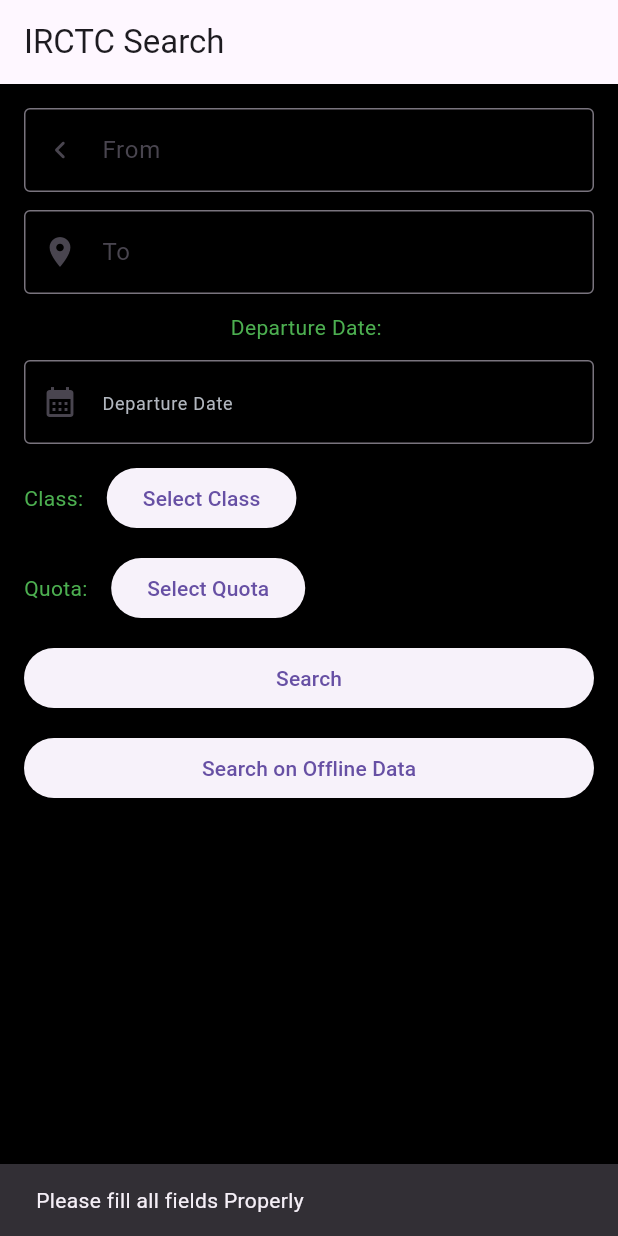
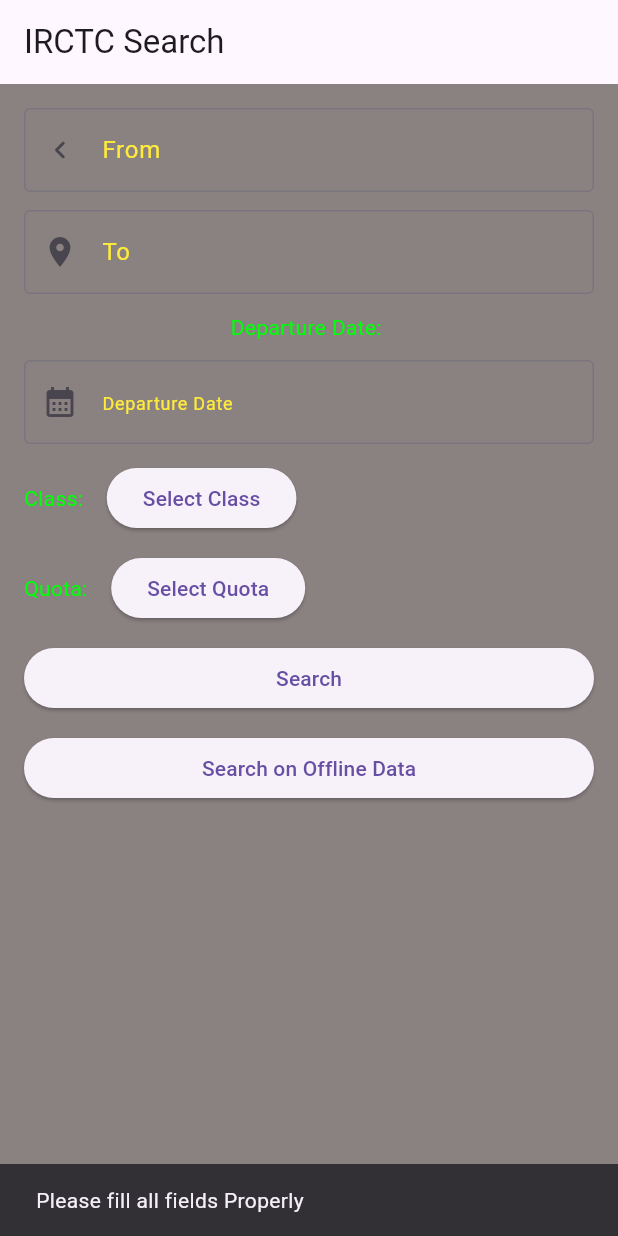
Before and after one commit to Jdayasagar77/rail_book_pip, a Flutter app: the HomeTab screen opened directly, after a tap on "Search", on a phone screen of 412 x 824 dp. Run offline on Flutter 3.47's test engine with Material 3 defaults, Android fonts, the phone set to English and light mode, and no system bars; our stand-ins replace cloud_firestore, firebase_auth, firebase_core, fluttertoast, image_picker, loading_animation_widget and 1 more; missing offline and left inert: razorpay_flutter; accounts and stored records are empty.

Commit message:
New Commit

```diff
--- a/lib/screens/bottom_bar_screen.dart
+++ b/lib/screens/bottom_bar_screen.dart
@@ -11,6 +11,7 @@
   Widget build(BuildContext context) {
     return const MaterialApp(
       home: BottomTabBarScreen(),
+      debugShowCheckedModeBanner: false,
     );
   }
 }
--- a/lib/screens/login_screen.dart
+++ b/lib/screens/login_screen.dart
@@ -15,6 +15,7 @@
   @override
   Widget build(BuildContext context) {
     return const MaterialApp(
+      debugShowCheckedModeBanner: false,
       home: LogIn(),
     );
   }
--- a/lib/screens/tabs/home_tab.dart
+++ b/lib/screens/tabs/home_tab.dart
@@ -16,6 +16,7 @@
 }
 
 class _HomeTabState extends State<HomeTab> with SingleTickerProviderStateMixin {
+
   TextEditingController _departurecontroller = TextEditingController();
 
   TextEditingController _fromstationController = TextEditingController();
@@ -30,6 +31,7 @@
   ]; // Example station names
 
   List<String> _trainNumbers = [];
+  List<String> _trainName = [];
 
   Future<void> searchTrains() async {
     String fromStationCode = selectedFrom;
@@ -46,18 +48,22 @@
     Uri uri = Uri.parse(url).replace(queryParameters: queryParams);
 
     Map<String, String> headers = {
-      'X-RapidAPI-Key': '1de23605f5msh6e24f587c98de99p1692ccjsnec101976d820',
+      'X-RapidAPI-Key': '5960234c6emsh2e935864ecc8378p110471jsn851268f65c1f',
       'X-RapidAPI-Host': 'irctc1.p.rapidapi.com',
     };
 
     try {
       http.Response response = await http.get(uri, headers: headers);
+              final responseData = jsonDecode(response.body);
+
       if (response.statusCode == 200) {
-        final responseData = jsonDecode(response.body);
         // Handle the response data as needed
         List<String> trainNumbers =
             responseData['data'].map((train) => train["train_number"]).toList();
         _trainNumbers = trainNumbers;
+         List<String> trainName =
+            responseData['data'].map((train) => train["train_name"]).toList();
+        _trainName = trainName;
       } else {
         print('Request failed with status: ${response.statusCode}');
       }
@@ -69,7 +75,7 @@
   Future<void> searchStations(String query) async {
     final String apiUrl = 'https://irctc1.p.rapidapi.com/api/v1/searchStation';
     final Map<String, String> headers = {
-      'X-RapidAPI-Key': '1de23605f5msh6e24f587c98de99p1692ccjsnec101976d820',
+      'X-RapidAPI-Key': '5960234c6emsh2e935864ecc8378p110471jsn851268f65c1f',
       'X-RapidAPI-Host': 'irctc1.p.rapidapi.com',
     };
 
@@ -117,7 +123,7 @@
   @override
   Widget build(BuildContext context) {
     return Scaffold(
-      backgroundColor: Colors.black,
+      backgroundColor: const Color.fromARGB(255, 138, 129, 129),
       appBar: AppBar(
         title: const Text('IRCTC Search'),
         leading: null,
@@ -153,9 +159,15 @@
                 return null;
               },
               controller: _fromstationController,
+
+              cursorColor: Colors.yellow,
               decoration: const InputDecoration(
                 prefixIcon: Icon(Icons.navigate_before_rounded),
                 labelText: 'From',
+
+                labelStyle: TextStyle(
+color: Colors.yellow,
+                ),
                 border: OutlineInputBorder(),
               ),
             ),
@@ -181,6 +193,9 @@
               },
               controller: _tostationController,
               decoration: const InputDecoration(
+                 labelStyle: TextStyle(
+color: Colors.yellow,
+                ),
                                 prefixIcon: Icon(Icons.location_on),
                 labelText: 'To',
                 border: OutlineInputBorder(),
@@ -190,7 +205,7 @@
             Column(
               children: [
                 const Text('Departure Date: ', style: TextStyle(
-                  color: Colors.green,
+                  color: Color.fromARGB(255, 0, 255, 8),
                 ),),
                 const SizedBox(
                   height: 12,
@@ -211,9 +226,10 @@
                                     prefixIcon: Icon(Icons.calendar_month),
 
                       border: OutlineInputBorder(),
+
                       hintText: "Departure Date",
                       hintStyle:
-                          TextStyle(color: Color(0xFFb2b7bf), fontSize: 12.0)),
+                          TextStyle(color: Colors.yellow, fontSize: 12.0)),
                 ),
               ],
             ),
@@ -221,7 +237,7 @@
             Row(
               children: [
                 const Text('Class: ', style: TextStyle(
-                                    color: Colors.green,
+                                    color: Color.fromARGB(255, 0, 255, 8),
 
                 ),),
                 const SizedBox(width: 12.0),
@@ -238,7 +254,7 @@
             Row(
               children: [
                 const Text('Quota: ', style: TextStyle(
-                                    color: Colors.green,
+                                    color: Color.fromARGB(255, 0, 255, 8),
 
                 ),),
                 const SizedBox(width: 12.0),
@@ -260,6 +276,7 @@
                     selectedTo.isNotEmpty &&
                     _departurecontroller.text.isNotEmpty) {
                   searchTrains();
+                  debugPrint('$_trainName');
                   Navigator.push(
                       context,
                       MaterialPageRoute(
@@ -270,7 +287,7 @@
                                     date: _departurecontroller.text,
                                     toStationCode: selectedTo,
                                     quota: selectedQuota,
-                                    trainNo: []), trainName: [],
+                                    trainNo: _trainNumbers), trainName: _trainName,
                               )));
                 } else {
                   ScaffoldMessenger.of(context).showSnackBar(
@@ -294,6 +311,7 @@
       .map<String>((train) => train["train_name"].toString())
       .toList();
 debugPrint('$trainName');
+debugPrint('$trainNumbers');
 
    Navigator.push(
                       context,
@@ -335,6 +353,7 @@
                 onTap: () {
                   setState(() {
                     selectedFrom = station.code;
+                    _fromstationController.text = station.name;
                     Navigator.pop(context);
                   });
                 },
@@ -363,6 +382,7 @@
                 onTap: () {
                   setState(() {
                     selectedTo = station.code;
+                    _tostationController.text = station.name;
                     Navigator.pop(context);
                   });
                 },
--- a/lib/screens/tabs/my_account_tab.dart
+++ b/lib/screens/tabs/my_account_tab.dart
@@ -93,7 +93,7 @@
                 crossAxisAlignment: CrossAxisAlignment.start,
                 children: [
                   Padding(
-                    padding: const EdgeInsets.symmetric(horizontal: 25),
+                    padding: const EdgeInsets.symmetric(horizontal: 5),
                     child: Text(
                       "${_data['firstname']}",
                       style: const TextStyle(
@@ -105,7 +105,7 @@
                   ),
                   const SizedBox(height: 20),
                   Padding(
-                    padding: const EdgeInsets.symmetric(horizontal: 12),
+                    padding: const EdgeInsets.symmetric(horizontal: 2),
                     child: Text(
                       "${_data['email']}",
                       style: const TextStyle(
```
Also changed, not shown: lib/screens/seat_availability.dart (+13 -4 lines).
